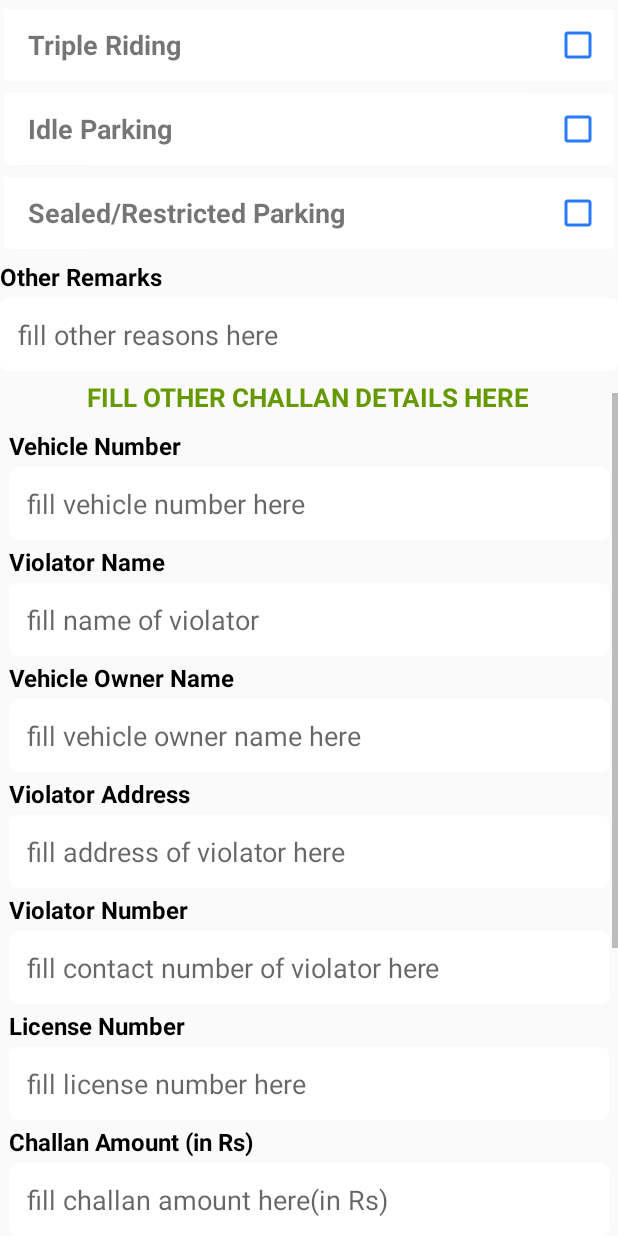
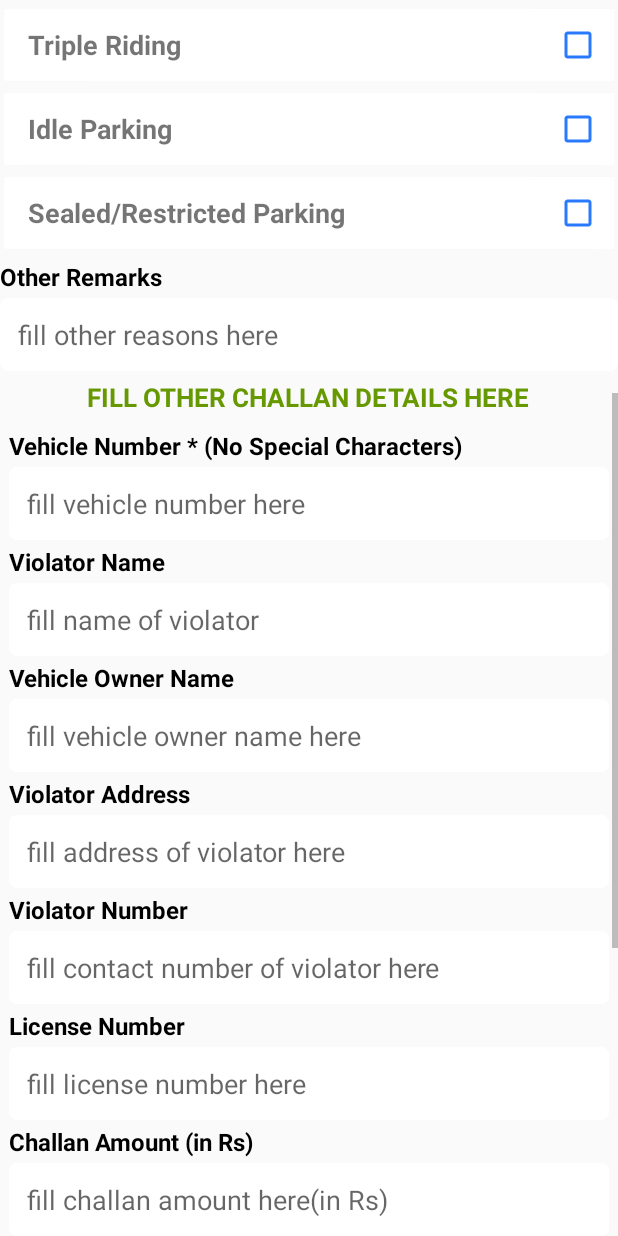
Before and after one commit to pranavgupta1234/hppoliceassistant, an Android app: the Challan screen opened directly, with no data from a screen before it, scrolled down 576 dp, on a phone screen of 412 x 824 dp. Run offline under Robolectric (Android 15) with nearby library versions, the light colour scheme and no system bars; our stand-ins replace Firebase (no records; nobody signed in at launch, a user with empty details on screens opened directly); libraries missing offline, so code that uses them is left out: com.firebase.client, id.zelory.compressor, rx.android.schedulers, rx.functions, rx.schedulers; pictures from the network do not load; 1 statement that could not run was skipped.

Commit message:
formatting of layout for challan and entry updated

```diff
--- a/HPPoliceAssistantApp/app/src/main/res/layout/challan.xml
+++ b/HPPoliceAssistantApp/app/src/main/res/layout/challan.xml
@@ -516,16 +516,15 @@
             android:orientation="vertical"
             android:padding="6dp">
             <TextView
-                android:text="Vehicle Number"
+                android:text="Vehicle Number * (No Special Characters)"
                 android:textColor="#000000"
                 android:textStyle="bold"
                 android:layout_marginTop="3dp"
-                android:maxLength="16"
                 android:textSize="16dp"
                 android:layout_width="match_parent"
                 android:layout_height="wrap_content" />
             <EditText
-                android:digits="ABCDEFGHIJKLMNOPQRSTUVWXYZabcdefghijklmnopqrstuvwxyz1234567890/-\"
+                android:digits="ABCDEFGHIJKLMNOPQRSTUVWXYZabcdefghijklmnopqrstuvwxyz1234567890"
                 android:hint="fill vehicle number here"
                 android:layout_marginTop="3dp"
                 android:maxLength="18"
@@ -665,7 +664,7 @@
                 android:padding="12dp"
                 android:id="@+id/offence_section"/>
             <TextView
-                android:text="Name of Place"
+                android:text="Name of Place *"
                 android:textColor="#000000"
                 android:layout_marginTop="3dp"
                 android:textStyle="bold"
--- a/HPPoliceAssistantApp/app/src/main/res/layout/entry.xml
+++ b/HPPoliceAssistantApp/app/src/main/res/layout/entry.xml
@@ -22,7 +22,7 @@
             android:padding="6dp">
 
             <TextView
-                android:text="Vehicle Number"
+                android:text="Vehicle Number * (No Special Characters)"
                 android:textColor="#000000"
                 android:textStyle="bold"
                 android:textSize="16dp"
@@ -30,7 +30,7 @@
                 android:layout_height="wrap_content"
                 android:layout_marginTop="3dp"/>
             <EditText
-                android:digits="ABCDEFGHIJKLMNOPQRSTUVWXYZabcdefghijklmnopqrstuvwxyz1234567890/-\"
+                android:digits="ABCDEFGHIJKLMNOPQRSTUVWXYZabcdefghijklmnopqrstuvwxyz1234567890"
                 android:inputType="textFilter"
                 android:hint="fill vehicle number here"
                 android:layout_width="match_parent"
@@ -78,7 +78,7 @@
                 android:padding="12dp"
                 android:id="@+id/description"/>
             <TextView
-                android:text="Name of Place"
+                android:text="Name of Place *"
                 android:textColor="#000000"
                 android:layout_marginTop="3dp"
                 android:textStyle="bold"
```
